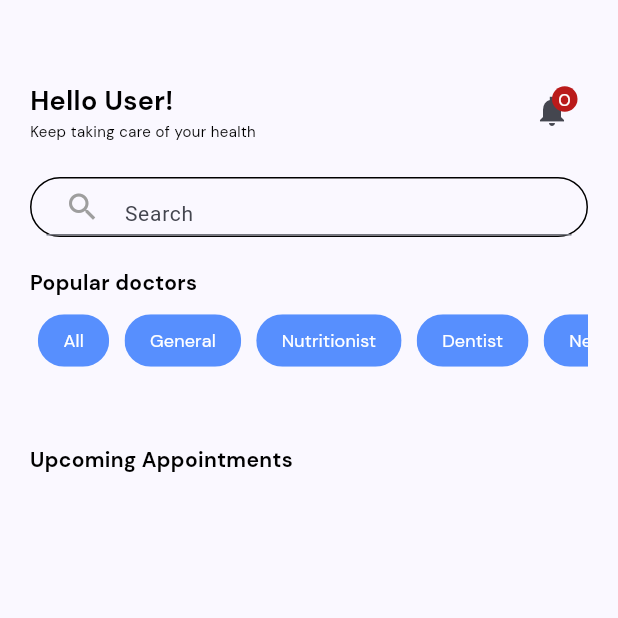
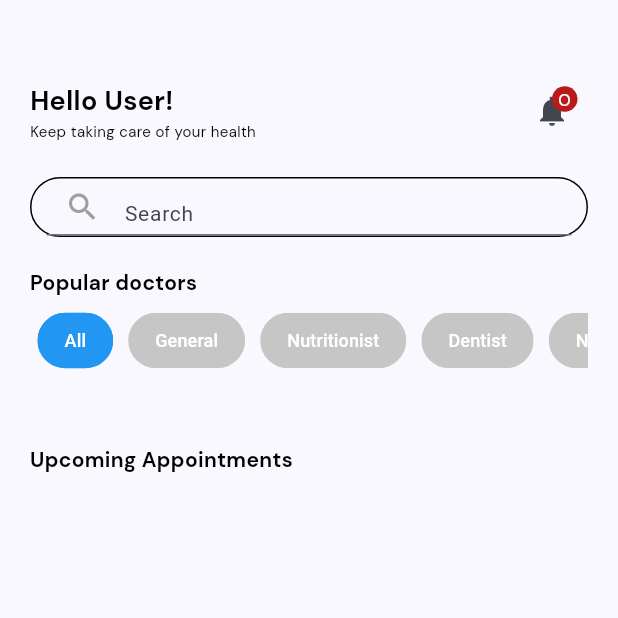
Before and after one commit to lansoyyy/medzone, a Flutter app: the HomeTab screen opened directly, on a phone screen of 412 x 824 dp, the top half of it. Run offline on Flutter 3.47's test engine with Material 2 defaults, Android fonts, the phone set to English and light mode, and no system bars; our stand-ins replace cloud_firestore, firebase_auth, firebase_core, flutter_rating_bar, fluttertoast; accounts and stored records are empty; Roboto replaces fonts that are missing (QRegular).

Commit message:
fixed filtering

```diff
--- a/lib/screens/home_tab.dart
+++ b/lib/screens/home_tab.dart
@@ -1,10 +1,11 @@
 import 'package:cloud_firestore/cloud_firestore.dart';
 import 'package:flutter/material.dart';
-import 'package:medzone/screens/doctor_profile_screen.dart';
 import 'package:medzone/screens/notif_page.dart';
 import 'package:medzone/utils/colors.dart';
 import 'package:medzone/widgets/text_widget.dart';
 import 'package:intl/intl.dart' show DateFormat, toBeginningOfSentenceCase;
+
+import 'doctor_profile_screen.dart';
 
 class HomeTab extends StatefulWidget {
   const HomeTab({super.key});
@@ -24,8 +25,11 @@ class _HomeTabState extends State<HomeTab> {
     'Dentist',
     'Neurologist',
   ];
+
+  String selectedChip = 'All';
   @override
   Widget build(BuildContext context) {
+    print(selectedChip);
     return Scaffold(
       body: SafeArea(
         child: Padding(
@@ -148,32 +152,44 @@ class _HomeTabState extends State<HomeTab> {
                     children: selectedStatus.map((String status) {
                       return Padding(
                         padding: const EdgeInsets.all(5.0),
+                        child: GestureDetector(
+                          onTap: () {
+                            setState(() {
+                              selectedChip = status;
+                            });
+
+                            print('asdadsd');
+                          },
                           child: FilterChip(
                             shape: RoundedRectangleBorder(
-                              borderRadius: BorderRadius.circular(100)),
+                              borderRadius: BorderRadius.circular(100),
+                              side: BorderSide(
+                                color: selectedChip == status
+                                    ? Colors.blue
+                                    : Colors.transparent,
+                                width: 2.0,
+                              ),
+                            ),
                             showCheckmark: false,
                             backgroundColor: const Color(0xFFC6C6C6),
                             disabledColor: Colors.grey,
-                          selectedColor: primary,
-                          label: TextWidget(
-                            text: status,
+                            selectedColor: Colors.blue,
+                            label: Text(
+                              status,
+                              style: const TextStyle(
                                 fontSize: 12,
                                 color: Colors.white,
                               ),
-                          selected: selectedStatus.contains(status),
+                            ),
+                            selected: selectedChip == status,
                             onSelected: (bool selected) {
-                            setState(
-                              () {
-                                if (selected) {
-                                  selectedStatus
-                                      .add(status); // Update the temporary list
-                                } else {
-                                  // selectedStatus
-                                  //     .remove(status); // Update the temporary list
-                                }
+                              print('asdadsd');
+                              setState(() {
+                                selectedChip = status;
+                              });
+                              // This can be an empty callback since we're handling onTap separately
                             },
-                            );
-                          },
+                          ),
                         ),
                       );
                     }).toList(),
@@ -183,8 +199,19 @@ class _HomeTabState extends State<HomeTab> {
                   height: 20,
                 ),
                 StreamBuilder<QuerySnapshot>(
-                    stream: FirebaseFirestore.instance
+                    stream: selectedChip == 'All'
+                        ? FirebaseFirestore.instance
                             .collection('Doctors')
+                            .where('fname',
+                                isGreaterThanOrEqualTo:
+                                    toBeginningOfSentenceCase(nameSearched))
+                            .where('fname',
+                                isLessThan:
+                                    '${toBeginningOfSentenceCase(nameSearched)}z')
+                            .snapshots()
+                        : FirebaseFirestore.instance
+                            .collection('Doctors')
+                            .where('type', isEqualTo: selectedChip)
                             .where('fname',
                                 isGreaterThanOrEqualTo:
                                     toBeginningOfSentenceCase(nameSearched))
```
Lines whose indentation alone changed are shown as unchanged.
